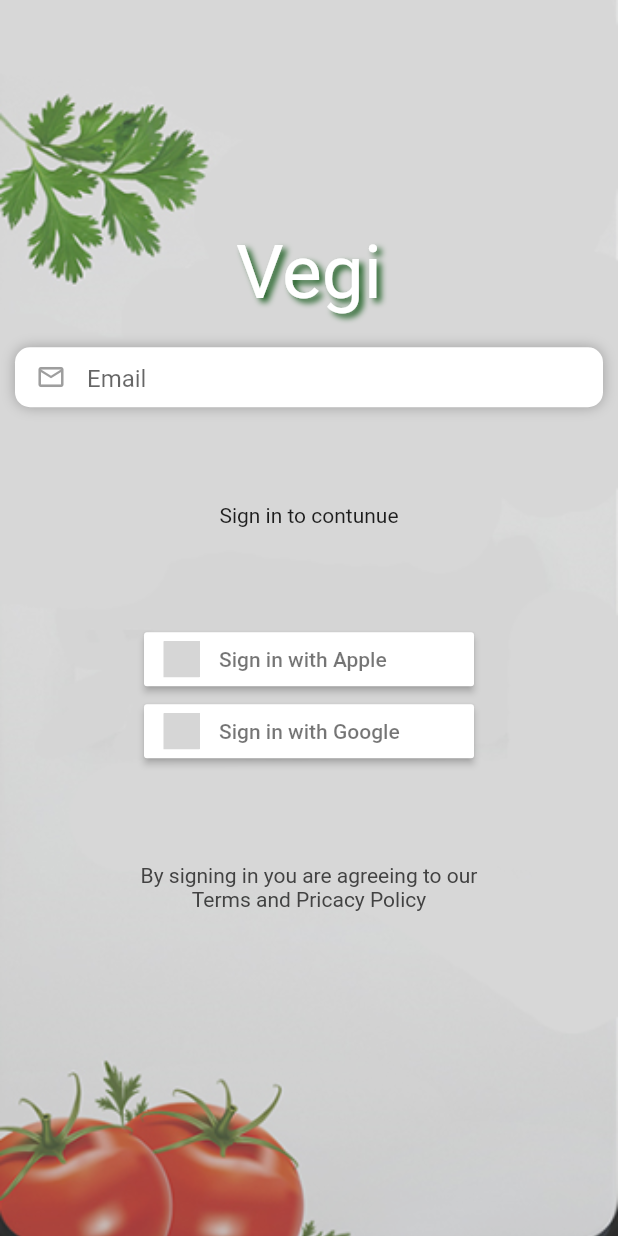
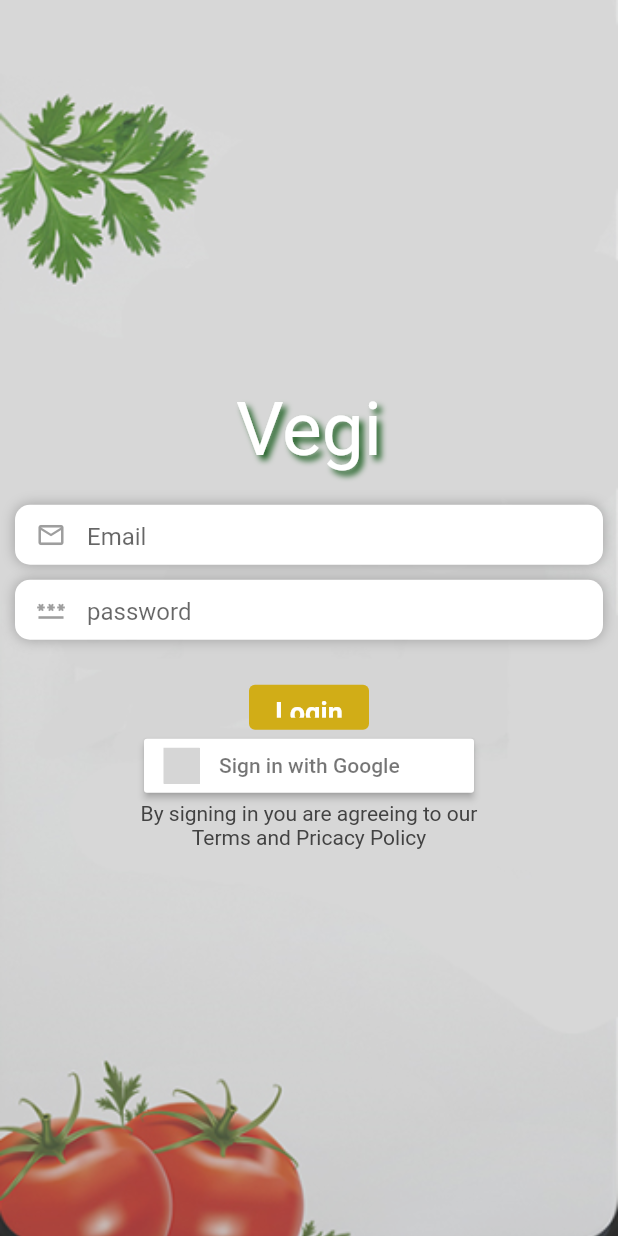
Before and after one commit to debobroto24/food-delivery-app, a Flutter app: the screen it shows after launch, on a phone screen of 412 x 824 dp. Run offline on Flutter 3.47's test engine with Material 2 defaults, Android fonts, the phone set to English and light mode, and no system bars; our stand-ins replace cloud_firestore, firebase_auth, firebase_core, flutter_signin_button, fluttertoast, google_maps_flutter and 2 more; missing offline and left inert: pay; accounts and stored records are empty; grey boxes are pictures that could not be loaded.

Commit message:
signin with email and passwod ui

```diff
--- a/lib/auth/sign_in.dart
+++ b/lib/auth/sign_in.dart
@@ -2,8 +2,10 @@ import 'package:firebase_auth/firebase_auth.dart';
 import 'package:flutter/material.dart';
 import 'package:flutter_signin_button/button_view.dart';
 import 'package:flutter_signin_button/flutter_signin_button.dart';
+import 'package:food_app/config/colors.dart';
 import 'package:food_app/providers/user_provider.dart';
 import 'package:food_app/screens/home/home_screen.dart';
+import 'package:food_app/widgets/auth_text_field.dart';
 import 'package:google_sign_in/google_sign_in.dart';
 import 'package:provider/provider.dart';
 
@@ -48,19 +50,29 @@ class _SignInState extends State<SignIn> {
   @override
   Widget build(BuildContext context) {
     userProvider = Provider.of<UserProvider>(context);
+
+    TextEditingController emailController = TextEditingController();
+    TextEditingController passwordController = TextEditingController();
     return Scaffold(
-      body: Container(
+      body: Stack(
+        children: [
+          Container(
             height: double.infinity,
             width: double.infinity,
             decoration: BoxDecoration(
               image: DecorationImage(
                   fit: BoxFit.cover, image: AssetImage('assets/background.png')),
             ),
+            child: Center(
+              child: SingleChildScrollView(
+
+                child: Container(
+
+                  // color: Colors.red,
                   child: Column(
                     mainAxisAlignment: MainAxisAlignment.center,
                     children: [
                        Text('Vegi',
-
                           style:
                               TextStyle(fontSize: 50, color: Colors.white, shadows: [
                             BoxShadow(
@@ -72,45 +84,31 @@ class _SignInState extends State<SignIn> {
                         ),
                         SizedBox(height: 20,),
 
+                        AuthTextField(controller: emailController,hinText: "Email", isObscure: false, icon:Icons.email_outlined),
+                        SizedBox(height: 10),
+                        AuthTextField(controller: emailController,hinText: "password", isObscure: true, icon:Icons.password_outlined),
+                        SizedBox(height:30),
                         Container(
-              margin: EdgeInsets.only(left:10, right:10),
-              width:double.infinity * 0.5,
-              height: 40,
+                          width: 80,
+                          height:30,
+                          // padding: EdgeInsets.only(left:10,right:10,),
                           decoration: BoxDecoration(
-                color: Colors.white,
-                borderRadius: BorderRadius.circular(10),
-                boxShadow:[
-                  BoxShadow(
-                    color: Colors.grey,
-                    blurRadius: 7,
-                    offset: Offset(0,0)
+                            color: primaryColor,
+                            borderRadius: BorderRadius.circular(4),
                           ),
-                ]
+                          child: TextButton(
+                            onPressed: (){},
+                            child: Text("Login" , style: TextStyle(color:Colors.white, fontSize: 18, fontWeight: FontWeight.bold))
+                            ,)
                           ),
-              child: TextField(
-                decoration: InputDecoration(
-                  hintText: "Email",
-                  prefixIcon: Icon(Icons.email_outlined,size:20,color: Colors.grey),
-                  border: InputBorder.none,
 
-                ),
-              ),
-            ),
-            Container(
-              height: 400,
-              width: double.infinity,
-              child: Column(
-                mainAxisAlignment: MainAxisAlignment.spaceEvenly,
-                children: [
-                  Text('Sign in to contunue'),
 
-                  Column(
-                    children: [
-                      SignInButton(
-                        Buttons.Apple,
-                        text: "Sign in with Apple",
-                        onPressed: () {},
-                      ),
+
+                      // SignInButton(
+                          //   Buttons.Apple,
+                          //   text: "Sign in with Apple",
+                          //   onPressed: () {},
+                          // ),
                           SignInButton(
                             Buttons.Google,
                             text: "Sign in with Google",
@@ -123,8 +121,6 @@ class _SignInState extends State<SignIn> {
                                 ),
                               );
                             },
-                      ),
-                    ],
                           ),
                           Column(
                             children: [
@@ -145,8 +141,10 @@ class _SignInState extends State<SignIn> {
                     ],
                   ),
                 ),
+              ),
+            ),
+          ),
         ],
-        ),
       ),
     );
   }
--- /dev/null
+++ b/lib/widgets/auth_text_field.dart
@@ -0,0 +1,40 @@
+
+
+import 'package:flutter/material.dart';
+
+class AuthTextField extends StatelessWidget {
+  final TextEditingController controller ;
+  final String hinText;
+  final bool isObscure;
+  final IconData icon ;
+  const AuthTextField({Key key ,  this.controller , this.hinText , this.isObscure = false , this.icon}) : super(key: key);
+
+  @override
+  Widget build(BuildContext context) {
+    return   Container(
+              margin: EdgeInsets.only(left:10, right:10),
+              width:double.infinity * 0.5,
+              height: 40,
+              decoration: BoxDecoration(
+                color: Colors.white,
+                borderRadius: BorderRadius.circular(10),
+                boxShadow:[
+                  BoxShadow(
+                    color: Colors.grey,
+                    blurRadius: 7,
+                    offset: Offset(0,0)
+                  ),
+                ]
+              ),
+              child: TextField(
+                controller: controller,
+                obscureText: isObscure? isObscure : false,
+                decoration: InputDecoration(
+                  hintText:hinText,
+                  prefixIcon: Icon(icon,size:20,color: Colors.grey),
+                  border: InputBorder.none,
+                ),
+              ),
+            );
+  }
+}
```
Also changed, not shown: 1 other file. Lines whose indentation alone changed are shown as unchanged.
